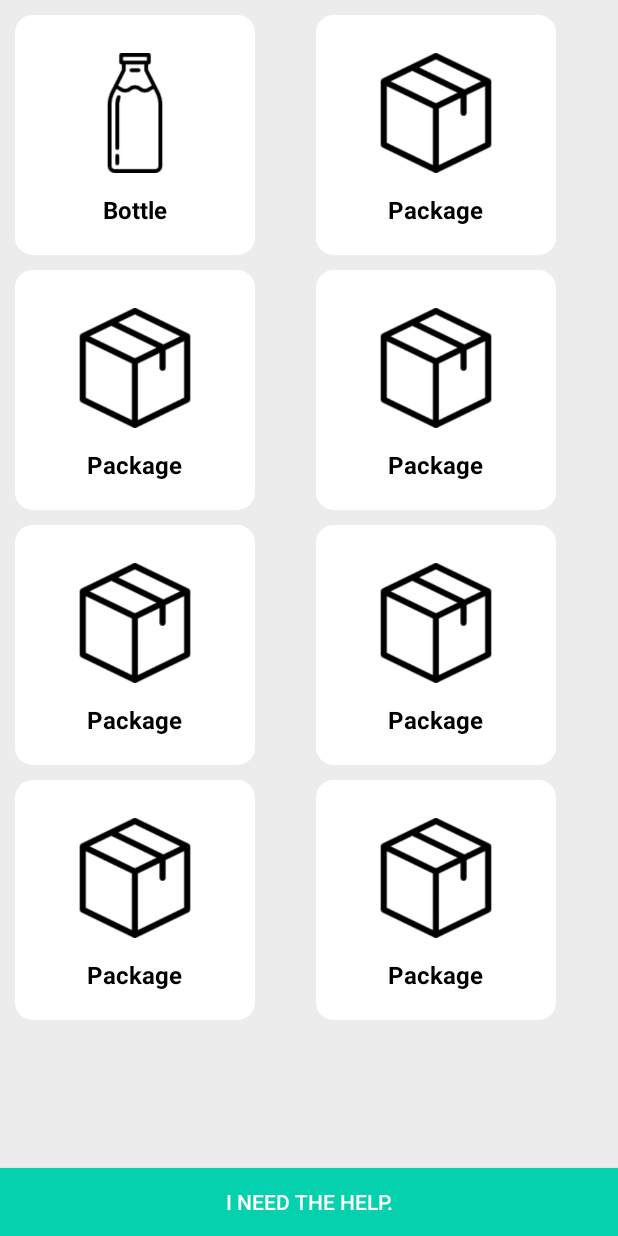
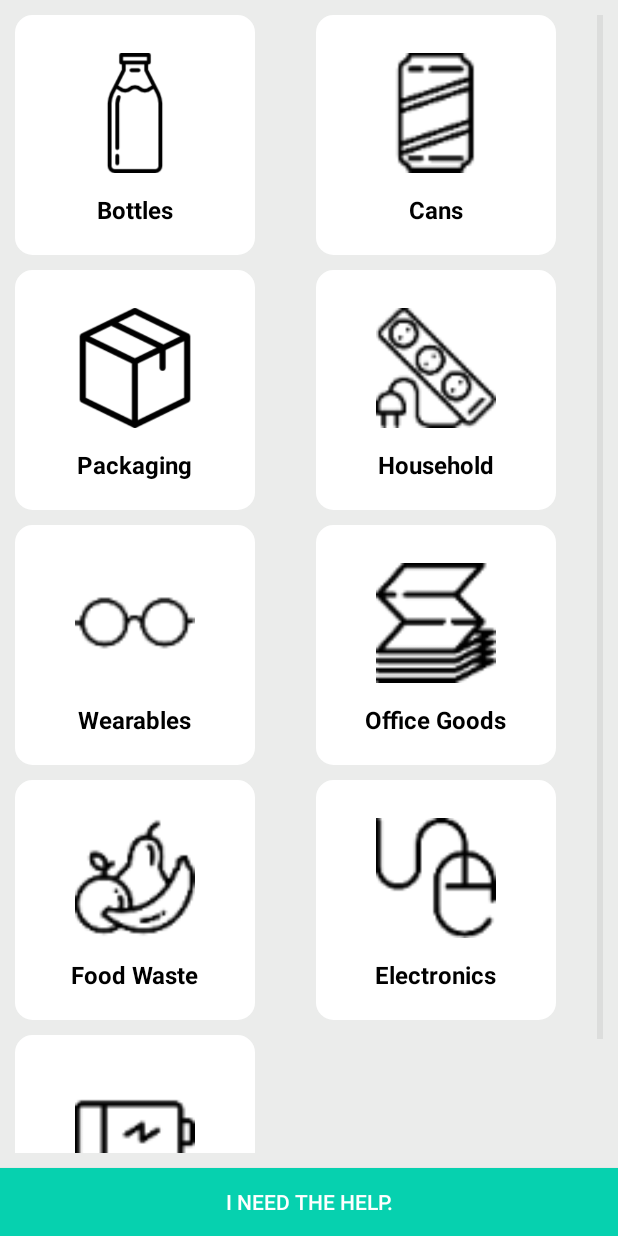
Before and after one commit to dejonnic/TellMeHow, an Android app: the MainCategoryActivity screen opened directly, with no data from a screen before it, on a phone screen of 412 x 824 dp. Run offline under Robolectric (Android 15) with nearby library versions, the light colour scheme and no system bars; our stand-ins replace data binding.

Commit message:
added main categories

```diff
--- a/app/src/main/java/com/hackerton/tellmehow/adapter/ProductCategoryAdapter.java
+++ b/app/src/main/java/com/hackerton/tellmehow/adapter/ProductCategoryAdapter.java
@@ -20,14 +20,15 @@ public class ProductCategoryAdapter extends BaseAdapter {
     public ProductCategoryAdapter(Context context) {
         mInflater = LayoutInflater.from(context);
 
-        mItems.add(new Item(1, "Bottle", R.drawable.prod_ic_milkbottle));
-        mItems.add(new Item(2, "Package", R.drawable.prod_ic_package));
-        mItems.add(new Item(3, "Package", R.drawable.prod_ic_package));
-        mItems.add(new Item(4, "Package", R.drawable.prod_ic_package));
-        mItems.add(new Item(5, "Package", R.drawable.prod_ic_package));
-        mItems.add(new Item(6, "Package", R.drawable.prod_ic_package));
-        mItems.add(new Item(7, "Package", R.drawable.prod_ic_package));
-        mItems.add(new Item(8, "Package", R.drawable.prod_ic_package));
+        mItems.add(new Item(1, "Bottles", R.drawable.prod_ic_milkbottle));
+        mItems.add(new Item(2, "Cans", R.drawable.prod_ic_can));
+        mItems.add(new Item(3, "Packaging", R.drawable.prod_ic_package));
+        mItems.add(new Item(4, "Household", R.drawable.prod_ic_household));
+        mItems.add(new Item(5, "Wearables", R.drawable.prod_ic_wearables));
+        mItems.add(new Item(6, "Office Goods", R.drawable.prod_ic_office_goods));
+        mItems.add(new Item(7, "Food Waste", R.drawable.prod_ic_food_waste));
+        mItems.add(new Item(8, "Electronics", R.drawable.prod_ic_electronics));
+        mItems.add(new Item(98, "Batteries", R.drawable.prod_ic_batteries));
     }
 
     @Override
```
Also changed, not shown: app/src/main/res/drawable-xxxhdpi/prod_ic_batteries.png (added), app/src/main/res/drawable-xxxhdpi/prod_ic_can.png (added), app/src/main/res/drawable-xxxhdpi/prod_ic_electronics.png (added), app/src/main/res/drawable-xxxhdpi/prod_ic_food_waste.png (added), app/src/main/res/drawable-xxxhdpi/prod_ic_household.png (added), app/src/main/res/drawable-xxxhdpi/prod_ic_office_goods.png (added), app/src/main/res/drawable-xxxhdpi/prod_ic_wearables.png (added).
